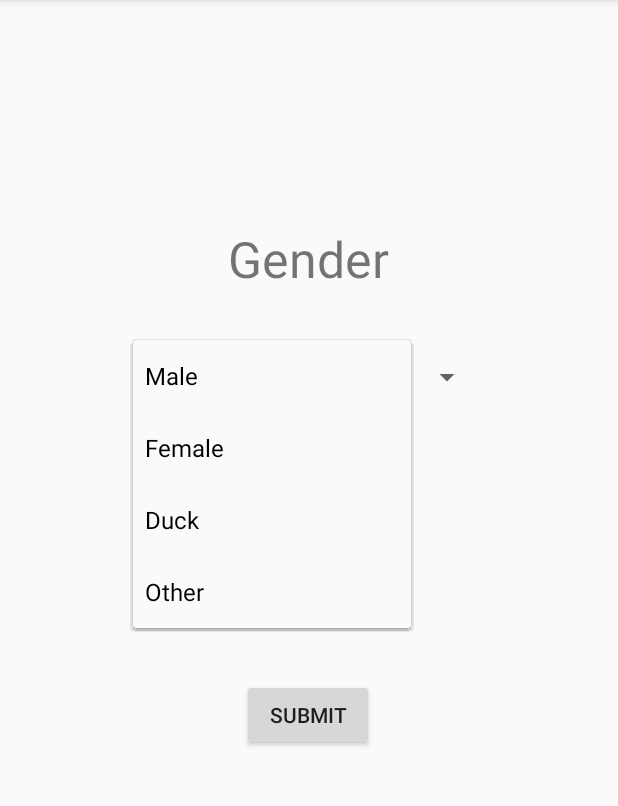
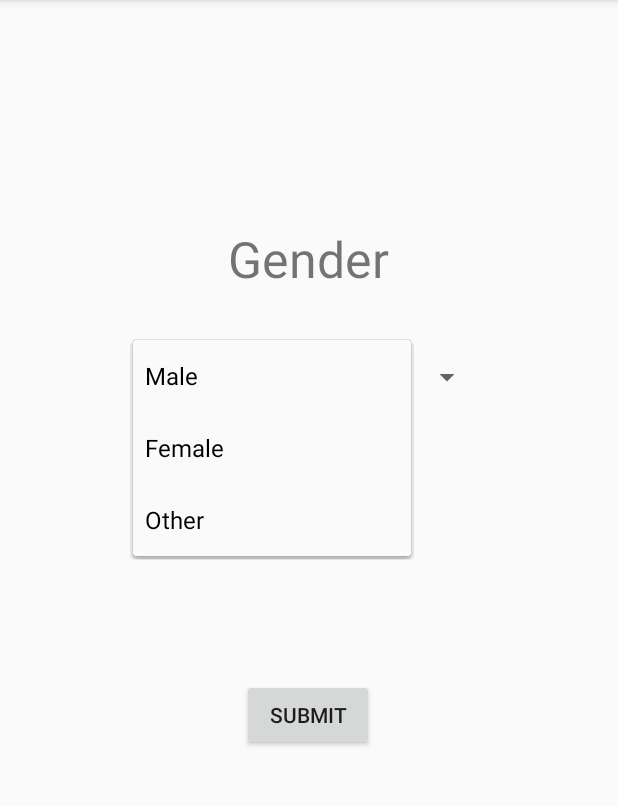
Before and after one commit to JennySquared/SNDv1, an Android app: the RegisterGender screen opened directly, with no data from a screen before it, after a tap on "Male", on a phone screen of 412 x 824 dp, the part 84-890 px from its top. Run offline under Robolectric (Android 15) with nearby library versions, the phone set to English and light mode, and no system bars.

Commit message:
But my ducks

```diff
--- a/app/src/main/res/values/strings.xml
+++ b/app/src/main/res/values/strings.xml
@@ -35,7 +35,6 @@
     <string-array name="genderDrop">
         <item>Male</item>
         <item>Female</item>
-        <item>Duck</item>
         <item>Other</item>
     </string-array>
 
```
